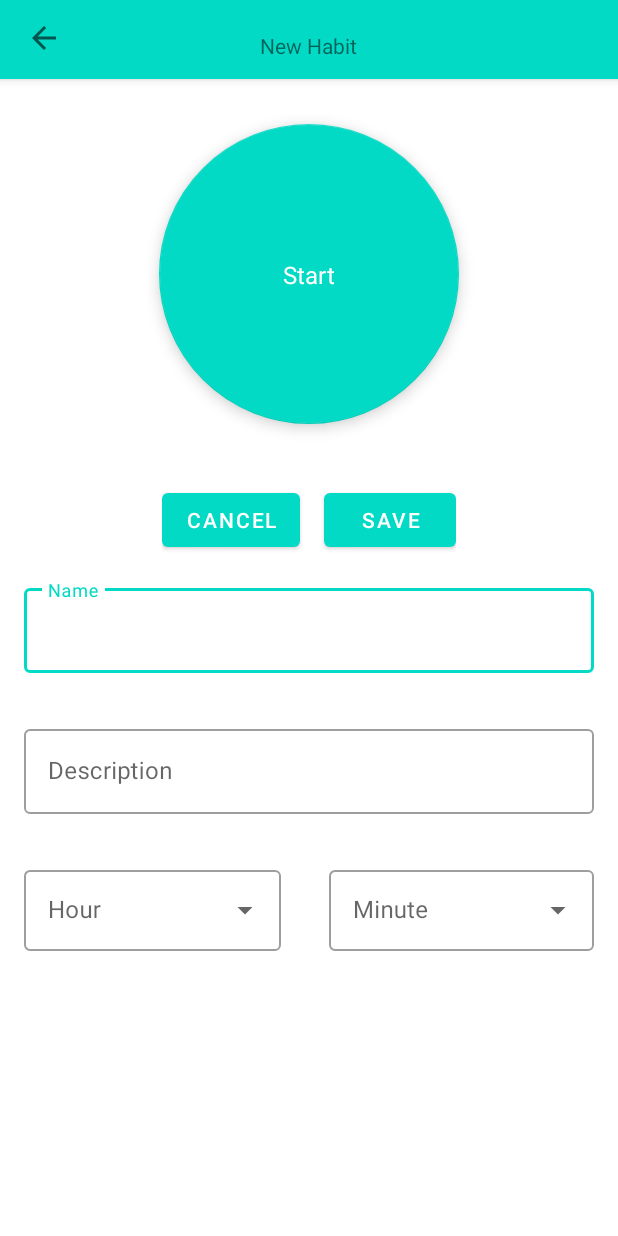
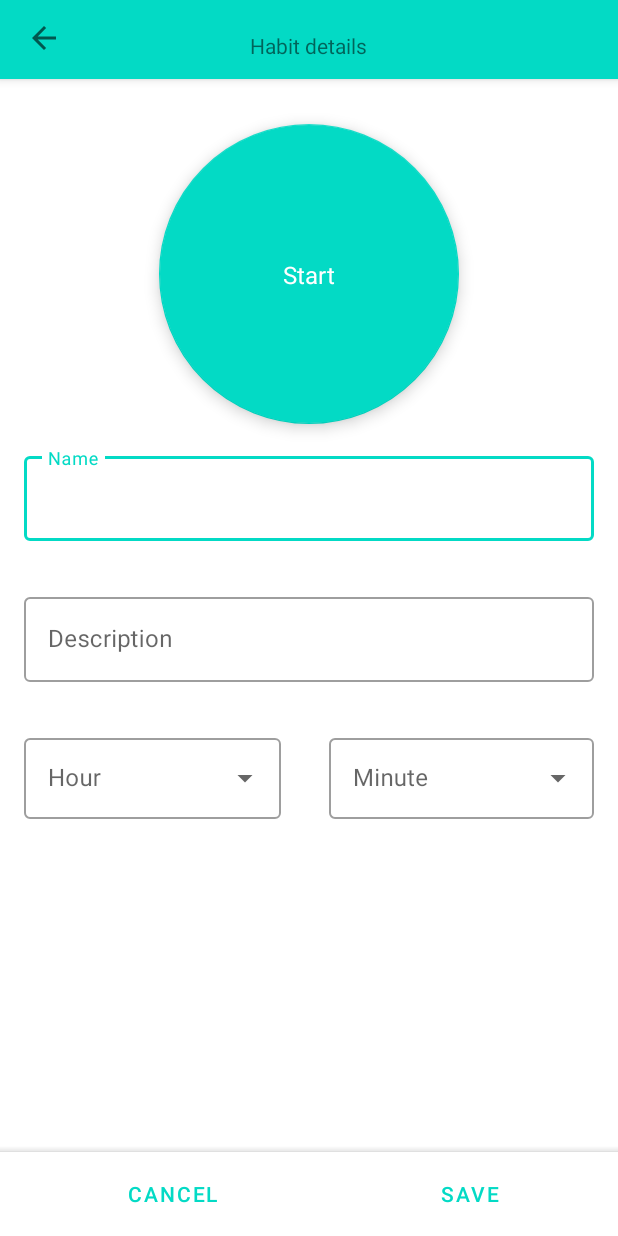
Before and after one commit to Oktawski/tasks-and-habits-android, an Android app: the fragment HabitDetailsFragment placed in its activity, after a tap on "EDIT", on a phone screen of 412 x 824 dp. Run offline under Robolectric (Android 15) with nearby library versions, the phone set to English and light mode, and no system bars; our stand-ins replace Room's generated code, RxJava; Roboto replaces fonts that are not available here; 1 statement that could not run was skipped.

Commit message:
Habit UI update
Created bottom toolbar with buttons, added animations

```diff
--- /dev/null
+++ b/app/src/main/java/com/example/tah/ui/animations/ViewAnimations.kt
@@ -0,0 +1,49 @@
+package com.example.tah.ui.animations
+
+import android.animation.Animator
+import android.animation.AnimatorListenerAdapter
+import android.view.View
+
+class ViewAnimations {
+
+    companion object {
+        private const val shortDuration = 300L
+
+        fun show(vararg view: View) {
+            for (v in view) {
+                v.apply {
+                    alpha = 0f
+                    visibility = View.GONE
+
+                    animate()
+                        .alpha(1f)
+                        .setDuration(shortDuration)
+                        .setListener(object : AnimatorListenerAdapter() {
+                            override fun onAnimationEnd(animation: Animator?) {
+                                visibility = View.VISIBLE
+                            }
+                        })
+                }
+            }
+        }
+
+        fun hide(vararg view: View) {
+            for(v in view) {
+                v.apply {
+                    alpha = 1f
+                    visibility = View.VISIBLE
+
+                    animate()
+                        .alpha(0f)
+                        .setDuration(shortDuration)
+                        .setListener(object : AnimatorListenerAdapter() {
+                            override fun onAnimationEnd(animation: Animator?) {
+                                visibility = View.GONE
+                            }
+                        })
+                }
+            }
+        }
+
+    }
+}
--- a/app/src/main/java/com/example/tah/ui/habit/HabitDetailsFragment.kt
+++ b/app/src/main/java/com/example/tah/ui/habit/HabitDetailsFragment.kt
@@ -6,20 +6,21 @@ import android.os.Looper
 import android.view.LayoutInflater
 import android.view.View
 import android.view.ViewGroup
-import android.widget.*
+import android.widget.ArrayAdapter
+import android.widget.AutoCompleteTextView
+import android.widget.Toast
 import androidx.fragment.app.Fragment
 import androidx.fragment.app.viewModels
-import androidx.lifecycle.ViewModelProvider
 import com.example.tah.R
 import com.example.tah.databinding.DetailsHabitBinding
-import com.example.tah.databinding.DetailsHabitStartedBinding
 import com.example.tah.models.Habit
+import com.example.tah.ui.animations.ViewAnimations
+import com.example.tah.ui.main.AddAndDetailsActivity
 import com.example.tah.utilities.State
 import com.example.tah.utilities.ViewHabitTime
+import com.example.tah.utilities.ViewHelper
 import com.example.tah.utilities.ViewInitializable
 import com.example.tah.viewModels.HabitViewModel
-import com.google.android.material.button.MaterialButton
-import com.google.android.material.floatingactionbutton.FloatingActionButton
 import com.google.android.material.textfield.TextInputLayout
 import io.reactivex.android.schedulers.AndroidSchedulers
 import io.reactivex.schedulers.Schedulers
@@ -27,7 +28,8 @@ import io.reactivex.schedulers.Schedulers
 class HabitDetailsFragment
 : Fragment(R.layout.details_habit),
     ViewInitializable,
-    ViewHabitTime
+    ViewHabitTime,
+    ViewHelper
 {
     private var _binding: DetailsHabitBinding? = null
     private val binding get() = _binding!!
@@ -40,7 +42,7 @@ class HabitDetailsFragment
     private val hours = Array(10){it}
     private val minutes = Array(60){it}
 
-    private var sessionLength = 0L
+    private var sessionLength: Long? = null
 
     companion object{
         fun newInstance(id: Long): HabitDetailsFragment {
@@ -69,6 +71,8 @@ class HabitDetailsFragment
 
     override fun onViewCreated(view: View, savedInstanceState: Bundle?) {
         super.onViewCreated(view, savedInstanceState)
+        (activity as AddAndDetailsActivity).setTitle("Habit details")
+        //binding.cancelSaveLayout.visibility = View.GONE
         getHabit()
         initSpinnerAdapters()
         initOnClickListeners()
@@ -125,6 +129,11 @@ class HabitDetailsFragment
             fabStart.setOnClickListener {
                 val fragment = HabitStartedFragment.newInstance(habitId!!)
                 requireActivity().supportFragmentManager.beginTransaction()
+                    .setCustomAnimations(
+                        android.R.anim.fade_in,
+                        android.R.anim.fade_out,
+                        android.R.anim.fade_out,
+                        android.R.anim.fade_out)
                     .replace(R.id.add_fragment_container, fragment, "habitStartedFragment")
                     .addToBackStack("habitStartedFragment")
                     .commit()
@@ -144,8 +153,8 @@ class HabitDetailsFragment
                     .subscribeOn(Schedulers.io())
                     .observeOn(AndroidSchedulers.mainThread())
                     .subscribe{ habit -> inflateViews(habit)
-                        this.sessionLength = habit.sessionLength}
-
+                        Toast.makeText(activity, it.message, Toast.LENGTH_SHORT).show()
+                        this.sessionLength = habit.sessionLength }
             }
         }
     }
@@ -191,31 +200,20 @@ class HabitDetailsFragment
     }
 
     private fun setEditableView(){
-        with(binding){
-            deleteEditLayout.visibility = View.GONE
-            cancelSaveLayout.visibility = View.VISIBLE
-            enableEditText(name, description, hoursLayout.editText!!, minutesLayout.editText!!)
+        with(binding) {
+            ViewAnimations.hide(binding.deleteEditLayout)
+            ViewAnimations.show(binding.cancelSaveLayout)
+            toggleEditText(name, description, hoursLayout.editText!!, minutesLayout.editText!!)
             initSpinnerAdapters()
         }
     }
 
     private fun setNotEditableView(){
-        with(binding){
-            deleteEditLayout.visibility= View.VISIBLE
-            cancelSaveLayout.visibility = View.GONE
-            disableEditText(name, description, hoursLayout.editText!!, minutesLayout.editText!!)
+        with(binding) {
+            ViewAnimations.hide(binding.cancelSaveLayout)
+            ViewAnimations.show(binding.deleteEditLayout)
+            toggleEditText(name, description, hoursLayout.editText!!, minutesLayout.editText!!)
         }
     }
 
-    private fun disableEditText(vararg et: EditText){
-        for(e in et){
-            e.isEnabled = false
-        }
-    }
-
-    private fun enableEditText(vararg et: EditText){
-        for(e in et){
-            e.isEnabled = true
-        }
-    }
 }
--- a/app/src/main/java/com/example/tah/ui/habit/HabitStartedFragment.kt
+++ b/app/src/main/java/com/example/tah/ui/habit/HabitStartedFragment.kt
@@ -137,4 +137,5 @@ class HabitStartedFragment
             mainHandler.postDelayed(this, 1000)
         }
     }
+
 }
--- a/app/src/main/java/com/example/tah/ui/main/AddAndDetailsActivity.kt
+++ b/app/src/main/java/com/example/tah/ui/main/AddAndDetailsActivity.kt
@@ -6,7 +6,6 @@ import android.widget.ImageView
 import android.widget.TextView
 import androidx.appcompat.app.AppCompatActivity
 import com.example.tah.R
-import com.example.tah.databinding.ActivityAddAndDetailsBinding
 import com.example.tah.models.Habit
 import com.example.tah.models.Task
 import com.example.tah.ui.habit.HabitAddFragment
@@ -42,6 +41,11 @@ class AddAndDetailsActivity :
         }
 
         supportFragmentManager.beginTransaction()
+/*            .setCustomAnimations(
+                android.R.anim.fade_in,
+                android.R.anim.fade_out,
+                android.R.anim.fade_in,
+                android.R.anim.fade_out)*/
             .replace(R.id.add_fragment_container, fragment)
             .commit()
 
@@ -51,7 +55,6 @@ class AddAndDetailsActivity :
     override fun onBackPressed() {
         if(supportFragmentManager.backStackEntryCount == 0) finish()
         else supportFragmentManager.popBackStack()
-
     }
 
     override fun initOnClickListeners() = backArrow.setOnClickListener { onBackPressed() }
@@ -60,7 +63,7 @@ class AddAndDetailsActivity :
         TODO("Not yet implemented")
     }
 
-    fun setTitle(title: String){
+    internal fun setTitle(title: String){
         this.title.text = title
     }
 }
--- a/app/src/main/java/com/example/tah/utilities/ViewHelper.kt
+++ b/app/src/main/java/com/example/tah/utilities/ViewHelper.kt
@@ -1,6 +1,7 @@
 package com.example.tah.utilities
 
 import android.view.View
+import android.widget.EditText
 import com.google.android.material.textfield.TextInputEditText
 
 interface ViewHelper {
@@ -12,4 +13,11 @@ interface ViewHelper {
             }
         }
     }
+
+    fun toggleEditText(vararg editText: EditText) {
+        for (e in editText) {
+            e.isEnabled = !e.isEnabled
+        }
+    }
+
 }
--- a/app/src/main/res/layout/details_habit.xml
+++ b/app/src/main/res/layout/details_habit.xml
@@ -5,9 +5,10 @@
     android:layout_height="match_parent"
     xmlns:app="http://schemas.android.com/apk/res-auto"
     android:orientation="vertical"
-    android:focusable="true">
+    android:focusable="true"
+    android:focusableInTouchMode="true">
 
-    <ScrollView
+    <androidx.core.widget.NestedScrollView
         android:id="@+id/scrollView"
         android:layout_width="match_parent"
         android:layout_height="match_parent">
@@ -24,7 +25,7 @@
                 android:layout_height="wrap_content"
                 android:layout_margin="@dimen/text_margin"
                 android:hint="@string/name"
-                android:layout_below="@id/buttons_layout">
+                android:layout_below="@id/fab_start">
 
                 <com.google.android.material.textfield.TextInputEditText
                     android:id="@+id/name"
@@ -98,71 +99,78 @@
                 android:layout_marginTop="30dp"
                 android:layout_centerHorizontal="true"
                 android:contentDescription="@string/start_habit_button_description" />
+        </RelativeLayout>
+    </androidx.core.widget.NestedScrollView>
 
+    <com.google.android.material.bottomappbar.BottomAppBar
+        android:id="@+id/buttonPanel"
+        android:layout_width="match_parent"
+        android:layout_height="wrap_content"
+        android:layout_gravity="bottom">
 
         <LinearLayout
             android:id="@+id/buttons_layout"
-                android:layout_width="wrap_content"
+            android:layout_width="match_parent"
             android:layout_height="wrap_content"
-                android:layout_below="@id/fab_start"
-                android:layout_centerHorizontal="true">
+            android:orientation="horizontal">
 
             <LinearLayout
                 android:id="@+id/delete_edit_layout"
-                    android:layout_width="wrap_content"
-                    android:layout_height="wrap_content"
-                    android:orientation="horizontal"
-                    android:layout_marginTop="40dp">
+                android:layout_width="match_parent"
+                android:layout_height="match_parent"
+                android:orientation="horizontal">
 
                 <com.google.android.material.button.MaterialButton
                     android:id="@+id/delete_button"
                     android:layout_width="wrap_content"
                     android:layout_height="wrap_content"
-                        android:text="@string/delete"
-                        android:layout_marginRight="@dimen/text_margin"/>
+                    android:layout_weight="1"
+                    style="@style/Widget.MaterialComponents.Button.TextButton"
+                    android:text="@string/delete"/>
 
                 <com.google.android.material.button.MaterialButton
                     android:id="@+id/edit_button"
                     android:layout_width="wrap_content"
                     android:layout_height="wrap_content"
+                    android:layout_weight="1"
+                    style="@style/Widget.MaterialComponents.Button.TextButton"
                     android:text="@string/edit"/>
             </LinearLayout>
 
             <LinearLayout
                 android:id="@+id/cancel_save_layout"
-                    android:layout_width="wrap_content"
+                android:layout_width="match_parent"
                 android:layout_height="wrap_content"
                 android:orientation="horizontal"
-                    android:layout_centerHorizontal="true"
-                    android:layout_below="@id/fab_start"
-                    android:layout_marginTop="40dp"
                 android:visibility="gone">
 
                 <com.google.android.material.button.MaterialButton
                     android:id="@+id/cancel_button"
                     android:layout_width="wrap_content"
                     android:layout_height="wrap_content"
-                        android:text="@string/cancel"
-                        android:layout_marginRight="@dimen/text_margin"/>
+                    android:layout_weight="1"
+                    style="@style/Widget.MaterialComponents.Button.TextButton"
+                    android:text="@string/cancel" />
+
 
                 <com.google.android.material.button.MaterialButton
                     android:id="@+id/save_button"
                     android:layout_width="wrap_content"
                     android:layout_height="wrap_content"
+                    android:layout_weight="1"
+                    style="@style/Widget.MaterialComponents.Button.TextButton"
                     android:text="@string/save"/>
             </LinearLayout>
         </LinearLayout>
+    </com.google.android.material.bottomappbar.BottomAppBar>
 
-        </RelativeLayout>
-
-    </ScrollView>
 
     <TextView
         android:id="@+id/fab_text"
         android:layout_width="wrap_content"
         android:layout_height="wrap_content"
         android:text="@string/start"
-        android:textSize="16dp"
+        android:textSize="16sp"
         app:layout_anchor="@id/fab_start"
         android:textColor="@color/white"
         app:layout_anchorGravity="center"/>
```
Lines whose indentation alone changed are shown as unchanged.
